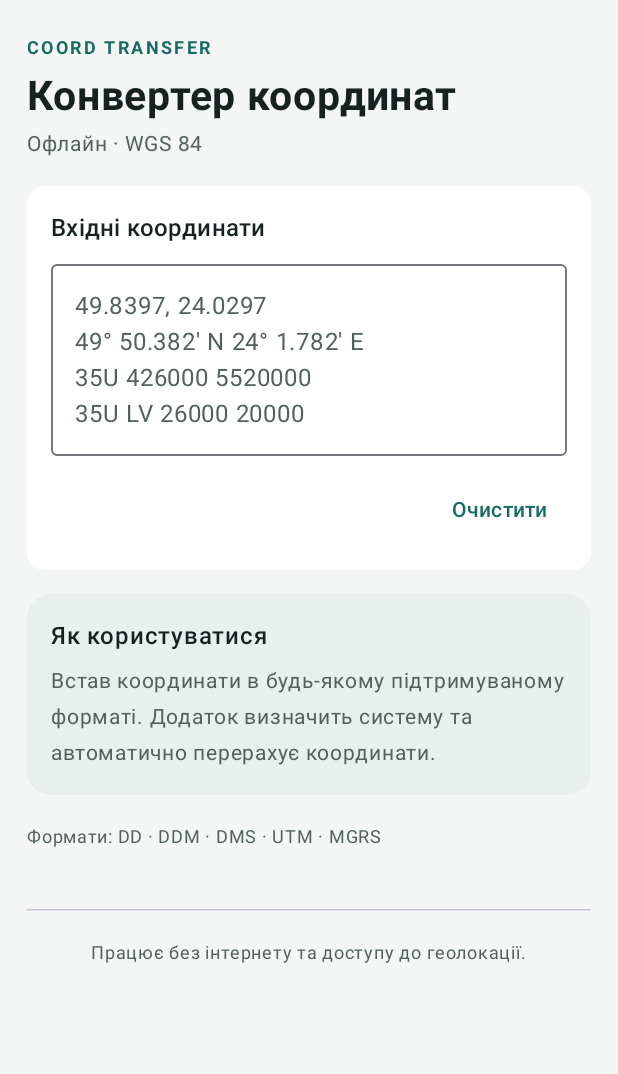
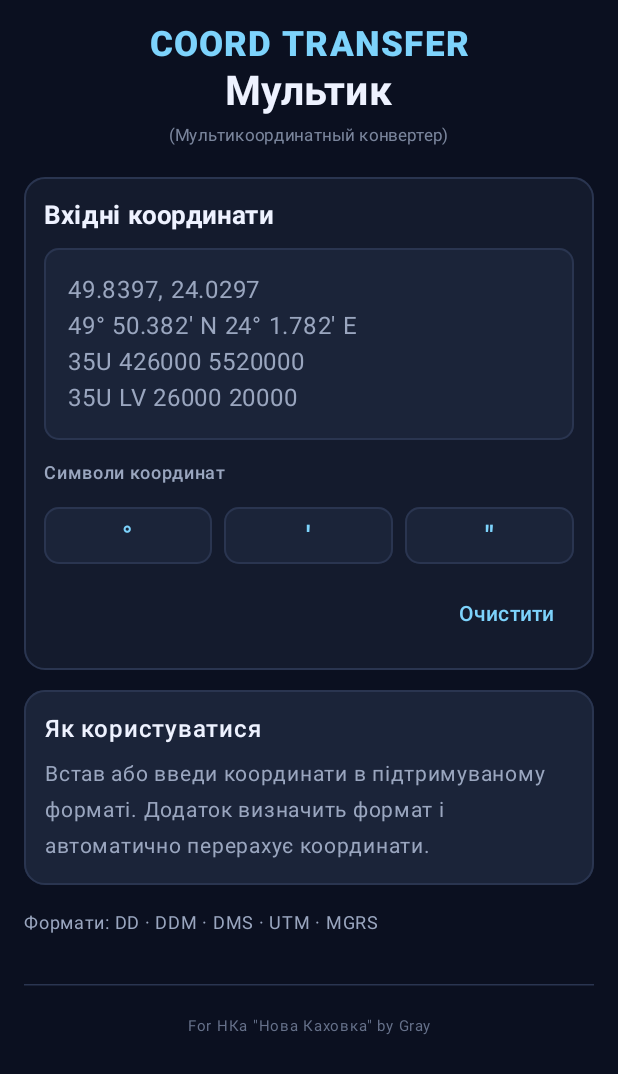
Before and after one commit to KostenkoGray/Coord-transfer, an Android app built with Jetpack Compose: the screen it shows after launch (MainActivity), on a phone screen of 412 x 824 dp. Shown: the top 1074 px of the screen. Run offline under Robolectric (Android 15) with nearby library versions, the phone set to English and light mode, and no system bars.

Commit message:
Refresh Multik UI and launcher icon

```diff
--- a/app/src/main/AndroidManifest.xml
+++ b/app/src/main/AndroidManifest.xml
@@ -1,9 +1,10 @@
 <?xml version="1.0" encoding="utf-8"?>
 <manifest xmlns:android="http://schemas.android.com/apk/res/android">
-
     <application
         android:allowBackup="true"
-        android:label="Coord Transfer"
+        android:icon="@mipmap/ic_launcher"
+        android:roundIcon="@mipmap/ic_launcher"
+        android:label="Мультик"
         android:supportsRtl="true"
         android:theme="@android:style/Theme.Material.Light.NoActionBar">
         <activity
--- a/app/src/main/java/com/gray/coordtransfer/MainActivity.kt
+++ b/app/src/main/java/com/gray/coordtransfer/MainActivity.kt
@@ -3,8 +3,10 @@ package com.gray.coordtransfer
 import android.os.Bundle
 import androidx.activity.ComponentActivity
 import androidx.activity.compose.setContent
+import androidx.compose.foundation.BorderStroke
 import androidx.compose.foundation.layout.Arrangement
 import androidx.compose.foundation.layout.Column
+import androidx.compose.foundation.layout.PaddingValues
 import androidx.compose.foundation.layout.Row
 import androidx.compose.foundation.layout.Spacer
 import androidx.compose.foundation.layout.fillMaxSize
@@ -12,10 +14,13 @@ import androidx.compose.foundation.layout.fillMaxWidth
 import androidx.compose.foundation.layout.height
 import androidx.compose.foundation.layout.padding
 import androidx.compose.foundation.rememberScrollState
+import androidx.compose.foundation.shape.RoundedCornerShape
 import androidx.compose.foundation.verticalScroll
 import androidx.compose.material.icons.Icons
 import androidx.compose.material.icons.filled.ContentCopy
 import androidx.compose.material.icons.filled.Close
+import androidx.compose.material3.Button
+import androidx.compose.material3.ButtonDefaults
 import androidx.compose.material3.Card
 import androidx.compose.material3.CardDefaults
 import androidx.compose.material3.HorizontalDivider
@@ -23,13 +28,14 @@ import androidx.compose.material3.Icon
 import androidx.compose.material3.IconButton
 import androidx.compose.material3.MaterialTheme
 import androidx.compose.material3.OutlinedTextField
+import androidx.compose.material3.OutlinedTextFieldDefaults
 import androidx.compose.material3.Scaffold
 import androidx.compose.material3.SnackbarHost
 import androidx.compose.material3.SnackbarHostState
 import androidx.compose.material3.Surface
 import androidx.compose.material3.Text
 import androidx.compose.material3.TextButton
-import androidx.compose.material3.lightColorScheme
+import androidx.compose.material3.darkColorScheme
 import androidx.compose.runtime.Composable
 import androidx.compose.runtime.getValue
 import androidx.compose.runtime.mutableStateOf
@@ -42,7 +48,9 @@ import androidx.compose.ui.Modifier
 import androidx.compose.ui.graphics.Color
 import androidx.compose.ui.platform.LocalClipboardManager
 import androidx.compose.ui.text.AnnotatedString
+import androidx.compose.ui.text.TextRange
 import androidx.compose.ui.text.font.FontWeight
+import androidx.compose.ui.text.input.TextFieldValue
 import androidx.compose.ui.unit.dp
 import androidx.compose.ui.unit.sp
 import kotlinx.coroutines.launch
@@ -58,16 +66,27 @@ class MainActivity : ComponentActivity() {
     }
 }
 
-private val AppColors = lightColorScheme(
-    primary = Color(0xFF176B63),
-    onPrimary = Color.White,
-    secondary = Color(0xFF536D68),
-    background = Color(0xFFF4F6F5),
-    surface = Color.White,
-    surfaceVariant = Color(0xFFE9EFED),
-    onSurface = Color(0xFF17211F),
-    onSurfaceVariant = Color(0xFF53615D),
-    error = Color(0xFFB3261E)
+private val Background = Color(0xFF0B1020)
+private val CardColor = Color(0xFF141B2D)
+private val InputColor = Color(0xFF1B2439)
+private val TextColor = Color(0xFFEEF2FF)
+private val MutedColor = Color(0xFF9AA6BF)
+private val AccentColor = Color(0xFF7DD3FC)
+private val BorderColor = Color(0xFF2A3550)
+private val ErrorColor = Color(0xFFFB7185)
+
+private val AppColors = darkColorScheme(
+    primary = AccentColor,
+    onPrimary = Background,
+    secondary = Color(0xFFB8D7E8),
+    background = Background,
+    surface = CardColor,
+    surfaceVariant = InputColor,
+    onSurface = TextColor,
+    onSurfaceVariant = MutedColor,
+    outline = BorderColor,
+    outlineVariant = BorderColor,
+    error = ErrorColor
 )
 
 @Composable
@@ -80,14 +99,27 @@ private fun CoordTransferTheme(content: @Composable () -> Unit) {
 
 @Composable
 private fun CoordinateConverterScreen() {
-    var input by rememberSaveable { mutableStateOf("") }
+    var input by rememberSaveable(stateSaver = TextFieldValue.Saver) {
+        mutableStateOf(TextFieldValue(""))
+    }
     val clipboard = LocalClipboardManager.current
     val snackbarHostState = remember { SnackbarHostState() }
     val scope = rememberCoroutineScope()
+    val inputText = input.text
 
-    val conversionResult = remember(input) {
-        if (input.isBlank()) null
-        else runCatching { CoordinateConverter.convert(input) }
+    val conversionResult = remember(inputText) {
+        if (inputText.isBlank()) null
+        else runCatching { CoordinateConverter.convert(inputText) }
+    }
+
+    fun insertSymbol(symbol: String) {
+        val start = input.selection.start.coerceIn(0, input.text.length)
+        val end = input.selection.end.coerceIn(start, input.text.length)
+        val updatedText = input.text.replaceRange(start, end, symbol)
+        input = TextFieldValue(
+            text = updatedText,
+            selection = TextRange(start + symbol.length)
+        )
     }
 
     Scaffold(
@@ -99,45 +131,53 @@ private fun CoordinateConverterScreen() {
                 .fillMaxSize()
                 .padding(contentPadding)
                 .verticalScroll(rememberScrollState())
-                .padding(horizontal = 18.dp, vertical = 20.dp),
-            verticalArrangement = Arrangement.spacedBy(16.dp)
+                .padding(horizontal = 16.dp, vertical = 16.dp),
+            verticalArrangement = Arrangement.spacedBy(13.dp)
         ) {
-            Column(verticalArrangement = Arrangement.spacedBy(4.dp)) {
+            Column(
+                modifier = Modifier
+                    .fillMaxWidth()
+                    .padding(bottom = 2.dp),
+                horizontalAlignment = Alignment.CenterHorizontally,
+                verticalArrangement = Arrangement.spacedBy(2.dp)
+            ) {
                 Text(
                     text = "COORD TRANSFER",
-                    color = MaterialTheme.colorScheme.primary,
-                    fontSize = 12.sp,
-                    fontWeight = FontWeight.Bold,
-                    letterSpacing = 1.6.sp
+                    color = AccentColor,
+                    fontSize = 23.sp,
+                    fontWeight = FontWeight.ExtraBold,
+                    letterSpacing = 1.4.sp
                 )
                 Text(
-                    text = "Конвертер координат",
-                    color = MaterialTheme.colorScheme.onSurface,
+                    text = "Мультик",
+                    color = TextColor,
                     fontSize = 27.sp,
                     fontWeight = FontWeight.Bold
                 )
                 Text(
-                    text = "Офлайн · WGS 84",
-                    color = MaterialTheme.colorScheme.onSurfaceVariant,
-                    fontSize = 14.sp
+                    text = "(Мультикоординатный конвертер)",
+                    color = MutedColor.copy(alpha = 0.78f),
+                    fontSize = 11.sp,
+                    fontWeight = FontWeight.Normal
                 )
             }
 
             Card(
                 modifier = Modifier.fillMaxWidth(),
-                colors = CardDefaults.cardColors(
-                    containerColor = MaterialTheme.colorScheme.surface
-                ),
-                elevation = CardDefaults.cardElevation(defaultElevation = 1.dp)
+                shape = RoundedCornerShape(14.dp),
+                colors = CardDefaults.cardColors(containerColor = CardColor),
+                border = BorderStroke(1.dp, BorderColor),
+                elevation = CardDefaults.cardElevation(defaultElevation = 0.dp)
             ) {
                 Column(
-                    modifier = Modifier.padding(16.dp),
-                    verticalArrangement = Arrangement.spacedBy(12.dp)
+                    modifier = Modifier.padding(13.dp),
+                    verticalArrangement = Arrangement.spacedBy(10.dp)
                 ) {
                     Text(
                         text = "Вхідні координати",
-                        style = MaterialTheme.typography.titleMedium,
-                        fontWeight = FontWeight.SemiBold
+                        color = TextColor,
+                        fontSize = 17.sp,
+                        fontWeight = FontWeight.Bold
                     )
                     OutlinedTextField(
                         value = input,
@@ -145,47 +185,93 @@ private fun CoordinateConverterScreen() {
                         modifier = Modifier.fillMaxWidth(),
                         minLines = 3,
                         maxLines = 5,
+                        shape = RoundedCornerShape(10.dp),
                         placeholder = {
                             Text(
                                 "49.8397, 24.0297\n" +
                                     "49° 50.382' N 24° 1.782' E\n" +
                                     "35U 426000 5520000\n" +
-                                    "35U LV 26000 20000"
+                                    "35U LV 26000 20000",
+                                color = MutedColor
                             )
                         },
+                        colors = OutlinedTextFieldDefaults.colors(
+                            focusedTextColor = TextColor,
+                            unfocusedTextColor = TextColor,
+                            focusedBorderColor = AccentColor,
+                            unfocusedBorderColor = BorderColor,
+                            cursorColor = AccentColor,
+                            focusedContainerColor = InputColor,
+                            unfocusedContainerColor = InputColor
+                        ),
                         trailingIcon = {
-                            if (input.isNotEmpty()) {
-                                IconButton(onClick = { input = "" }) {
+                            if (input.text.isNotEmpty()) {
+                                IconButton(onClick = { input = TextFieldValue("") }) {
                                     Icon(
                                         imageVector = Icons.Default.Close,
-                                        contentDescription = "Очистити поле"
+                                        contentDescription = "Очистити поле",
+                                        tint = MutedColor
                                     )
                                 }
                             }
                         }
                     )
+
+                    Text(
+                        text = "Символи координат",
+                        color = MutedColor,
+                        fontSize = 12.sp,
+                        fontWeight = FontWeight.Medium
+                    )
+                    Row(
+                        modifier = Modifier.fillMaxWidth(),
+                        horizontalArrangement = Arrangement.spacedBy(8.dp)
+                    ) {
+                        listOf("°", "'", "\"").forEach { symbol ->
+                            Button(
+                                onClick = { insertSymbol(symbol) },
+                                modifier = Modifier
+                                    .weight(1f)
+                                    .height(38.dp),
+                                shape = RoundedCornerShape(10.dp),
+                                contentPadding = PaddingValues(0.dp),
+                                colors = ButtonDefaults.buttonColors(
+                                    containerColor = InputColor,
+                                    contentColor = AccentColor
+                                ),
+                                border = BorderStroke(1.dp, BorderColor)
+                            ) {
+                                Text(
+                                    text = symbol,
+                                    fontSize = 18.sp,
+                                    fontWeight = FontWeight.Bold
+                                )
+                            }
+                        }
+                    }
+
                     Row(
                         modifier = Modifier.fillMaxWidth(),
                         horizontalArrangement = Arrangement.End,
                         verticalAlignment = Alignment.CenterVertically
                     ) {
-                        TextButton(onClick = { input = "" }) {
-                            Text("Очистити")
+                        TextButton(onClick = { input = TextFieldValue("") }) {
+                            Text("Очистити", color = AccentColor)
                         }
                     }
                 }
             }
 
             when {
-                input.isBlank() -> {
+                inputText.isBlank() -> {
                     InfoCard(
                         title = "Як користуватися",
-                        body = "Встав координати в будь-якому підтримуваному форматі. " +
-                            "Додаток визначить систему та автоматично перерахує координати."
+                        body = "Встав або введи координати в підтримуваному форматі. " +
+                            "Додаток визначить формат і автоматично перерахує координати."
                     )
                     Text(
                         text = "Формати: DD · DDM · DMS · UTM · MGRS",
-                        color = MaterialTheme.colorScheme.onSurfaceVariant,
+                        color = MutedColor,
                         fontSize = 12.sp
                     )
                 }
@@ -199,7 +285,7 @@ private fun CoordinateConverterScreen() {
                     )
                     Text(
                         text = "Приклади: 49.8397, 24.0297 · 35U 426000 5520000 · 35U LV 26000 20000",
-                        color = MaterialTheme.colorScheme.onSurfaceVariant,
+                        color = MutedColor,
                         fontSize = 12.sp
                     )
                 }
@@ -209,24 +295,25 @@ private fun CoordinateConverterScreen() {
 
                     Card(
                         modifier = Modifier.fillMaxWidth(),
-                        colors = CardDefaults.cardColors(
-                            containerColor = MaterialTheme.colorScheme.primary
-                        )
+                        shape = RoundedCornerShape(14.dp),
+                        colors = CardDefaults.cardColors(containerColor = InputColor),
+                        border = BorderStroke(1.dp, BorderColor),
+                        elevation = CardDefaults.cardElevation(defaultElevation = 0.dp)
                     ) {
                         Column(
-                            modifier = Modifier.padding(16.dp),
+                            modifier = Modifier.padding(14.dp),
                             verticalArrangement = Arrangement.spacedBy(5.dp)
                         ) {
                             Text(
                                 text = "ВИЯВЛЕНО ФОРМАТ",
-                                color = Color.White.copy(alpha = 0.78f),
+                                color = AccentColor,
                                 fontSize = 11.sp,
                                 fontWeight = FontWeight.Bold,
                                 letterSpacing = 1.2.sp
                             )
                             Text(
                                 text = conversion.detectedFormat.displayName,
-                                color = Color.White,
+                                color = TextColor,
                                 fontSize = 18.sp,
                                 fontWeight = FontWeight.SemiBold
                             )
@@ -240,7 +327,7 @@ private fun CoordinateConverterScreen() {
                                     "%.6f",
                                     conversion.point.longitude
                                 ),
-                                color = Color.White.copy(alpha = 0.9f),
+                                color = MutedColor,
                                 fontSize = 13.sp
                             )
                         }
@@ -253,12 +340,13 @@ private fun CoordinateConverterScreen() {
                     ) {
                         Text(
                             text = "Результати перерахунку",
-                            style = MaterialTheme.typography.titleLarge,
+                            color = TextColor,
+                            fontSize = 19.sp,
                             fontWeight = FontWeight.Bold
                         )
                         Text(
                             text = conversion.outputs.size.toString() + " форматів",
-                            color = MaterialTheme.colorScheme.onSurfaceVariant,
+                            color = MutedColor,
                             fontSize = 12.sp
                         )
                     }
@@ -278,21 +366,24 @@ private fun CoordinateConverterScreen() {
                     }
 
                     Text(
-                        text = "Розрахунок за WGS 84. UTM/MGRS доступні " +
-                            "у широтах від 80° пд. ш. до 84° пн. ш.",
-                        color = MaterialTheme.colorScheme.onSurfaceVariant,
+                        text = "UTM/MGRS доступні у широтах від 80° пд. ш. до 84° пн. ш.",
+                        color = MutedColor,
                         fontSize = 12.sp
                     )
                 }
             }
 
-            Spacer(modifier = Modifier.height(4.dp))
-            HorizontalDivider(color = MaterialTheme.colorScheme.outlineVariant)
+            Spacer(modifier = Modifier.height(2.dp))
+            HorizontalDivider(color = BorderColor)
             Text(
-                text = "Працює без інтернету та доступу до геолокації.",
-                color = MaterialTheme.colorScheme.onSurfaceVariant,
-                fontSize = 12.sp,
-                modifier = Modifier.align(Alignment.CenterHorizontally)
+                text = "For НКа \"Нова Каховка\" by Gray",
+                color = Color(0xFF66718A),
+                fontSize = 10.sp,
+                fontWeight = FontWeight.Normal,
+                modifier = Modifier
+                    .fillMaxWidth()
+                    .padding(top = 1.dp),
+                textAlign = androidx.compose.ui.text.style.TextAlign.Center
             )
         }
     }
@@ -305,15 +396,15 @@ private fun OutputCard(
 ) {
     Card(
         modifier = Modifier.fillMaxWidth(),
-        colors = CardDefaults.cardColors(
-            containerColor = MaterialTheme.colorScheme.surface
-        ),
-        elevation = CardDefaults.cardElevation(defaultElevation = 1.dp)
+        shape = RoundedCornerShape(14.dp),
+        colors = CardDefaults.cardColors(containerColor = CardColor),
+        border = BorderStroke(1.dp, BorderColor),
+        elevation = CardDefaults.cardElevation(defaultElevation = 0.dp)
     ) {
         Row(
             modifier = Modifier
                 .fillMaxWidth()
-                .padding(start = 16.dp, top = 13.dp, bottom = 13.dp, end = 8.dp),
+                .padding(start = 14.dp, top = 12.dp, bottom = 12.dp, end = 6.dp),
             horizontalArrangement = Arrangement.spacedBy(8.dp),
             verticalAlignment = Alignment.CenterVertically
         ) {
@@ -323,13 +414,13 @@ private fun OutputCard(
             ) {
                 Text(
                     text = output.title,
-                    color = MaterialTheme.colorScheme.onSurfaceVariant,
+                    color = MutedColor,
                     fontSize = 12.sp,
                     fontWeight = FontWeight.Medium
                 )
                 Text(
                     text = output.value,
-                    color = MaterialTheme.colorScheme.onSurface,
+                    color = TextColor,
                     fontSize = 15.sp,
                     fontWeight = FontWeight.SemiBold
                 )
@@ -338,7 +429,7 @@ private fun OutputCard(
                 Icon(
                     imageVector = Icons.Default.ContentCopy,
                     contentDescription = "Копіювати: " + output.title,
-                    tint = MaterialTheme.colorScheme.primary
+                    tint = AccentColor
                 )
             }
         }
@@ -353,23 +444,22 @@ private fun InfoCard(
 ) {
     Surface(
         modifier = Modifier.fillMaxWidth(),
-        color = if (isError) Color(0xFFFFEDEA)
-        else MaterialTheme.colorScheme.surfaceVariant,
-        shape = MaterialTheme.shapes.large
+        color = if (isError) Color(0xFF321B2A) else InputColor,
+        shape = RoundedCornerShape(14.dp),
+        border = BorderStroke(1.dp, if (isError) Color(0xFF5C2732) else BorderColor)
     ) {
         Column(
-            modifier = Modifier.padding(16.dp),
+            modifier = Modifier.padding(14.dp),
             verticalArrangement = Arrangement.spacedBy(6.dp)
         ) {
             Text(
                 text = title,
-                color = if (isError) MaterialTheme.colorScheme.error
-                else MaterialTheme.colorScheme.onSurface,
+                color = if (isError) ErrorColor else TextColor,
                 fontWeight = FontWeight.SemiBold
             )
             Text(
                 text = body,
-                color = MaterialTheme.colorScheme.onSurfaceVariant,
+                color = MutedColor,
                 fontSize = 14.sp
             )
         }
--- /dev/null
+++ b/app/src/main/res/mipmap-anydpi-v26/ic_launcher.xml
@@ -0,0 +1,5 @@
+<?xml version="1.0" encoding="utf-8"?>
+<adaptive-icon xmlns:android="http://schemas.android.com/apk/res/android">
+    <background android:drawable="@color/ic_launcher_background" />
+    <foreground android:drawable="@drawable/ic_multik_foreground" />
+</adaptive-icon>
--- /dev/null
+++ b/app/src/main/res/values/colors.xml
@@ -0,0 +1,4 @@
+<?xml version="1.0" encoding="utf-8"?>
+<resources>
+    <color name="ic_launcher_background">#0B1020</color>
+</resources>
```
Also changed, not shown: app/src/main/java/com/gray/coordtransfer/CoordinateConverter.kt (+19 -5 lines), app/src/main/res/drawable/ic_multik_foreground.xml (added, +17 -0 lines), app/src/main/res/mipmap-anydpi/ic_launcher.xml (added, +18 -0 lines), 2 other files.
